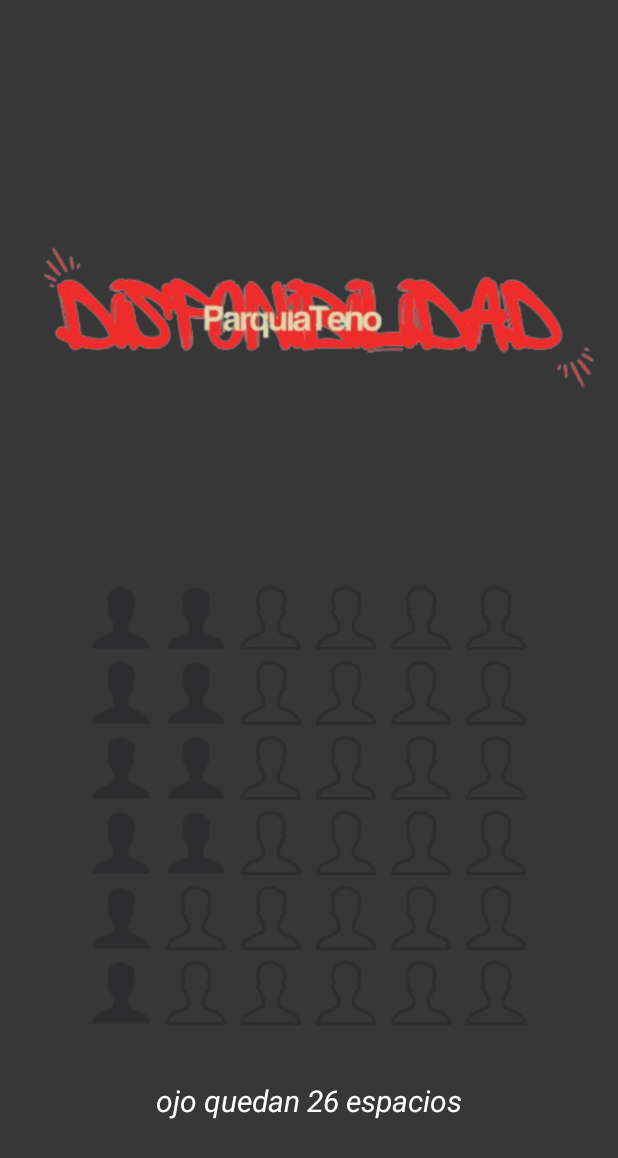
After one commit to ByTENITO/ZeusParking, an Android app: the Disponibilidad screen opened directly, with no data from a screen before it, on a phone screen of 412 x 824 dp. The commit adds this screen. Shown: the top 1158 px of the screen. Run offline under Robolectric (Android 15) with nearby library versions, the phone set to English and light mode, and no system bars.

Commit message:
se creo un nuevo activity en cual se encarga de mostrale la disponibilidad del parqueadero al usuario

```diff
--- /dev/null
+++ b/app/src/main/java/com/example/parquiatenov10/Disponibilidad.kt
@@ -0,0 +1,29 @@
+package com.example.parquiatenov10
+
+import android.os.Bundle
+import android.widget.RadioButton
+import android.widget.TextView
+import androidx.appcompat.app.AppCompatActivity
+
+    class Disponibilidad : AppCompatActivity() {
+        var cuantos = 10
+        var total = 36
+        var restantes = total-cuantos
+        override fun onCreate(savedInstanceState: Bundle?) {
+            super.onCreate(savedInstanceState)
+            setContentView(R.layout.activity_disponibilidad)
+            for (i in 1..total) {
+                val radioButtonId = resources.getIdentifier("select$i", "id", packageName)
+                val radioButton = findViewById<RadioButton>(radioButtonId)
+                radioButton.isEnabled = false
+            }
+
+            for (i in 1..cuantos) {
+                val radioButtonId = resources.getIdentifier("select$i", "id", packageName)
+                val radioButton = findViewById<RadioButton>(radioButtonId)
+                radioButton.isChecked = true
+            }
+            val textView = findViewById<TextView>(R.id.textView)
+            textView.text = "ojo quedan "+restantes.toString()+" espacios"
+        }
+    }
--- a/app/src/main/java/com/example/parquiatenov10/HomeActivity.kt
+++ b/app/src/main/java/com/example/parquiatenov10/HomeActivity.kt
@@ -16,6 +16,7 @@
     private lateinit var Correo_TV: TextView
     private lateinit var cerrarSesion: Button
     private lateinit var registrarBiciButton: Button // Declara el botón de registrar bici
+    private lateinit var DisponibilidadButton: Button
     private lateinit var entradaButton: Button // Declara el botón Entrada_BTN
 
     override fun onCreate(savedInstanceState: Bundle?) {
@@ -26,6 +27,7 @@
         // Setup
         Correo_TV = findViewById(R.id.Correo_TV) // Referencia al TextView del correo
         cerrarSesion = findViewById(R.id.CerrarSesion)
+        DisponibilidadButton = findViewById(R.id.Disponibilidad_BTN)
         registrarBiciButton = findViewById(R.id.RegistrarBici_BTN) // Referencia al botón de registrar bici
         entradaButton = findViewById(R.id.Entrada_BTN) // Referencia al botón Entrada_BTN
 
@@ -55,6 +57,10 @@
             val intent = Intent(this, EntradaQrActivity::class.java)
             startActivity(intent) // Navegar a EntradaQrActivity
         }
+        DisponibilidadButton.setOnClickListener {
+            val intent = Intent(this, Disponibilidad::class.java)
+            startActivity(intent)
+        }
     }
 
     private fun setup(email: String) {
--- /dev/null
+++ b/app/src/main/res/drawable/radiobutton.xml
@@ -0,0 +1,10 @@
+<?xml version="1.0" encoding="utf-8"?>
+<selector xmlns:android="http://schemas.android.com/apk/res/android">
+
+    <!-- Estado cuando el RadioButton está seleccionado -->
+    <item android:drawable="@drawable/iconoavailability" android:state_checked="false" android:buttonTint="@null"/>
+
+    <!-- Estado cuando el RadioButton NO está seleccionado -->
+    <item android:drawable="@drawable/iconodisabled" android:state_checked="true" android:buttonTint="@null"/>
+
+</selector>
--- /dev/null
+++ b/app/src/main/res/layout/activity_disponibilidad.xml
@@ -0,0 +1,302 @@
+<?xml version="1.0" encoding="utf-8"?>
+<androidx.constraintlayout.widget.ConstraintLayout xmlns:android="http://schemas.android.com/apk/res/android"
+    xmlns:app="http://schemas.android.com/apk/res-auto"
+    xmlns:tools="http://schemas.android.com/tools"
+    android:id="@+id/main"
+    android:layout_width="match_parent"
+    android:layout_height="match_parent"
+    tools:context=".Disponibilidad"
+    android:background="#373737">
+
+    <ImageView
+        android:layout_width="wrap_content"
+        android:layout_height="wrap_content"
+        android:layout_marginBottom="528dp"
+        app:layout_constraintBottom_toBottomOf="parent"
+        app:layout_constraintEnd_toEndOf="parent"
+        app:layout_constraintStart_toStartOf="parent"
+        app:srcCompat="@drawable/availability"/>
+
+    <RadioGroup
+        android:id="@+id/RadioAvailability"
+        android:layout_width="302dp"
+        android:layout_height="309dp"
+        android:orientation="horizontal"
+        app:layout_constraintBottom_toBottomOf="parent"
+        app:layout_constraintEnd_toEndOf="parent"
+        app:layout_constraintHorizontal_bias="0.495"
+        app:layout_constraintStart_toStartOf="parent"
+        app:layout_constraintTop_toTopOf="parent"
+        app:layout_constraintVertical_bias="0.753">
+
+        <LinearLayout
+            android:layout_width="wrap_content"
+            android:layout_height="wrap_content"
+            android:orientation="vertical">
+
+            <RadioButton
+                android:id="@+id/select1"
+                android:layout_width="wrap_content"
+                android:layout_height="wrap_content"
+                android:button="@drawable/radiobutton" />
+
+            <RadioButton
+                android:id="@+id/select2"
+                android:layout_width="wrap_content"
+                android:layout_height="wrap_content"
+                android:button="@drawable/radiobutton" />
+
+            <RadioButton
+                android:id="@+id/select3"
+                android:layout_width="wrap_content"
+                android:layout_height="wrap_content"
+                android:button="@drawable/radiobutton" />
+
+            <RadioButton
+                android:id="@+id/select4"
+                android:layout_width="wrap_content"
+                android:layout_height="wrap_content"
+                android:button="@drawable/radiobutton" />
+
+            <RadioButton
+                android:id="@+id/select5"
+                android:layout_width="wrap_content"
+                android:layout_height="wrap_content"
+                android:button="@drawable/radiobutton" />
+
+            <RadioButton
+                android:id="@+id/select6"
+                android:layout_width="wrap_content"
+                android:layout_height="wrap_content"
+                android:button="@drawable/radiobutton" />
+
+        </LinearLayout>
+
+        <LinearLayout
+            android:layout_width="wrap_content"
+            android:layout_height="wrap_content"
+            android:orientation="vertical">
+
+            <RadioButton
+                android:id="@+id/select7"
+                android:layout_width="wrap_content"
+                android:layout_height="wrap_content"
+                android:button="@drawable/radiobutton" />
+
+            <RadioButton
+                android:id="@+id/select8"
+                android:layout_width="wrap_content"
+                android:layout_height="wrap_content"
+                android:button="@drawable/radiobutton" />
+
+            <RadioButton
+                android:id="@+id/select9"
+                android:layout_width="wrap_content"
+                android:layout_height="wrap_content"
+                android:button="@drawable/radiobutton" />
+
+            <RadioButton
+                android:id="@+id/select10"
+                android:layout_width="wrap_content"
+                android:layout_height="wrap_content"
+                android:button="@drawable/radiobutton" />
+
+            <RadioButton
+                android:id="@+id/select11"
+                android:layout_width="wrap_content"
+                android:layout_height="wrap_content"
+                android:button="@drawable/radiobutton" />
+
+            <RadioButton
+                android:id="@+id/select12"
+                android:layout_width="wrap_content"
+                android:layout_height="wrap_content"
+                android:button="@drawable/radiobutton" />
+        </LinearLayout>
+
+        <LinearLayout
+            android:layout_width="wrap_content"
+            android:layout_height="wrap_content"
+            android:orientation="vertical">
+
+            <RadioButton
+                android:id="@+id/select13"
+                android:layout_width="wrap_content"
+                android:layout_height="wrap_content"
+                android:button="@drawable/radiobutton" />
+
+            <RadioButton
+                android:id="@+id/select14"
+                android:layout_width="wrap_content"
+                android:layout_height="wrap_content"
+                android:button="@drawable/radiobutton" />
+
+            <RadioButton
+                android:id="@+id/select15"
+                android:layout_width="wrap_content"
+                android:layout_height="wrap_content"
+                android:button="@drawable/radiobutton" />
+
+            <RadioButton
+                android:id="@+id/select16"
+                android:layout_width="wrap_content"
+                android:layout_height="wrap_content"
+                android:button="@drawable/radiobutton" />
+
+            <RadioButton
+                android:id="@+id/select17"
+                android:layout_width="wrap_content"
+                android:layout_height="wrap_content"
+                android:button="@drawable/radiobutton" />
+
+            <RadioButton
+                android:id="@+id/select18"
+                android:layout_width="wrap_content"
+                android:layout_height="wrap_content"
+                android:button="@drawable/radiobutton" />
+
+        </LinearLayout>
+
+        <LinearLayout
+            android:layout_width="wrap_content"
+            android:layout_height="wrap_content"
+            android:orientation="vertical">
+
+            <RadioButton
+                android:id="@+id/select19"
+                android:layout_width="wrap_content"
+                android:layout_height="wrap_content"
+                android:button="@drawable/radiobutton" />
+
+            <RadioButton
+                android:id="@+id/select20"
+                android:layout_width="wrap_content"
+                android:layout_height="wrap_content"
+                android:button="@drawable/radiobutton" />
+
+            <RadioButton
+                android:id="@+id/select21"
+                android:layout_width="wrap_content"
+                android:layout_height="wrap_content"
+                android:button="@drawable/radiobutton" />
+
+            <RadioButton
+                android:id="@+id/select22"
+                android:layout_width="wrap_content"
+                android:layout_height="wrap_content"
+                android:button="@drawable/radiobutton" />
+
+            <RadioButton
+                android:id="@+id/select23"
+                android:layout_width="wrap_content"
+                android:layout_height="wrap_content"
+                android:button="@drawable/radiobutton" />
+
+            <RadioButton
+                android:id="@+id/select24"
+                android:layout_width="wrap_content"
+                android:layout_height="wrap_content"
+                android:button="@drawable/radiobutton" />
+        </LinearLayout>
+
+        <LinearLayout
+            android:layout_width="wrap_content"
+            android:layout_height="wrap_content"
+            android:orientation="vertical">
+
+            <RadioButton
+                android:id="@+id/select25"
+                android:layout_width="wrap_content"
+                android:layout_height="wrap_content"
+                android:button="@drawable/radiobutton" />
+
+            <RadioButton
+                android:id="@+id/select26"
+                android:layout_width="wrap_content"
+                android:layout_height="wrap_content"
+                android:button="@drawable/radiobutton" />
+
+            <RadioButton
+                android:id="@+id/select27"
+                android:layout_width="wrap_content"
+                android:layout_height="wrap_content"
+                android:button="@drawable/radiobutton" />
+
+            <RadioButton
+                android:id="@+id/select28"
+                android:layout_width="wrap_content"
+                android:layout_height="wrap_content"
+                android:button="@drawable/radiobutton" />
+
+            <RadioButton
+                android:id="@+id/select29"
+                android:layout_width="wrap_content"
+                android:layout_height="wrap_content"
+                android:button="@drawable/radiobutton" />
+
+            <RadioButton
+                android:id="@+id/select30"
+                android:layout_width="wrap_content"
+                android:layout_height="wrap_content"
+                android:button="@drawable/radiobutton" />
+
+        </LinearLayout>
+
+        <LinearLayout
+            android:layout_width="wrap_content"
+            android:layout_height="wrap_content"
+            android:orientation="vertical">
+
+            <RadioButton
+                android:id="@+id/select31"
+                android:layout_width="wrap_content"
+                android:layout_height="wrap_content"
+                android:button="@drawable/radiobutton" />
+
+            <RadioButton
+                android:id="@+id/select32"
+                android:layout_width="wrap_content"
+                android:layout_height="wrap_content"
+                android:button="@drawable/radiobutton" />
+
+            <RadioButton
+                android:id="@+id/select33"
+                android:layout_width="wrap_content"
+                android:layout_height="wrap_content"
+                android:button="@drawable/radiobutton" />
+
+            <RadioButton
+                android:id="@+id/select34"
+                android:layout_width="wrap_content"
+                android:layout_height="wrap_content"
+                android:button="@drawable/radiobutton" />
+
+            <RadioButton
+                android:id="@+id/select35"
+                android:layout_width="wrap_content"
+                android:layout_height="wrap_content"
+                android:button="@drawable/radiobutton" />
+
+            <RadioButton
+                android:id="@+id/select36"
+                android:layout_width="wrap_content"
+                android:layout_height="wrap_content"
+                android:button="@drawable/radiobutton" />
+        </LinearLayout>
+    </RadioGroup>
+
+    <TextView
+        android:id="@+id/textView"
+        android:layout_width="wrap_content"
+        android:layout_height="wrap_content"
+        android:text="que mas"
+        android:textSize="20dp"
+        android:textColor="#ffffff"
+        android:textStyle="italic"
+        app:layout_constraintBottom_toBottomOf="parent"
+        app:layout_constraintEnd_toEndOf="parent"
+        app:layout_constraintStart_toStartOf="parent"
+        app:layout_constraintTop_toTopOf="parent"
+        app:layout_constraintVertical_bias="0.904" />
+
+</androidx.constraintlayout.widget.ConstraintLayout>
--- a/app/src/main/res/layout/activity_entrada_qr.xml
+++ b/app/src/main/res/layout/activity_entrada_qr.xml
@@ -10,11 +10,12 @@
 
     <ImageView
         android:id="@+id/imageView2"
-        android:layout_width="299dp"
-        android:layout_height="277dp"
-        android:layout_marginBottom="24dp"
+        android:layout_width="188dp"
+        android:layout_height="142dp"
+        android:layout_marginBottom="468dp"
         app:layout_constraintBottom_toBottomOf="parent"
         app:layout_constraintEnd_toEndOf="parent"
+        app:layout_constraintHorizontal_bias="0.497"
         app:layout_constraintStart_toStartOf="parent"
         app:srcCompat="@drawable/usuario" />
 </androidx.constraintlayout.widget.ConstraintLayout>
--- a/app/src/main/res/layout/activity_home.xml
+++ b/app/src/main/res/layout/activity_home.xml
@@ -46,57 +46,73 @@
         android:id="@+id/Correo_TV"
         android:layout_width="wrap_content"
         android:layout_height="wrap_content"
+        android:padding="15sp"
         android:text="TextView"
         android:textSize="20dp"
-        android:padding="15sp"
         app:layout_constraintBottom_toBottomOf="parent"
         app:layout_constraintEnd_toEndOf="parent"
         app:layout_constraintHorizontal_bias="0.498"
         app:layout_constraintStart_toStartOf="parent"
         app:layout_constraintTop_toTopOf="parent"
-        app:layout_constraintVertical_bias="0.428" />
+        app:layout_constraintVertical_bias="0.362" />
+
+    <Button
+        android:id="@+id/Disponibilidad_BTN"
+        android:layout_width="wrap_content"
+        android:layout_height="wrap_content"
+        android:backgroundTint="@drawable/c_boton"
+        android:padding="18sp"
+        android:text="Disponibilidad"
+        android:textColor="#FFFFFF"
+        android:textColorHint="#FFFFFF"
+        android:textSize="18dp"
+        app:layout_constraintBottom_toBottomOf="parent"
+        app:layout_constraintEnd_toEndOf="parent"
+        app:layout_constraintStart_toStartOf="parent"
+        app:layout_constraintTop_toTopOf="parent"
+        app:layout_constraintVertical_bias="0.692" />
 
     <Button
         android:id="@+id/Entrada_BTN"
         android:layout_width="wrap_content"
         android:layout_height="wrap_content"
         android:backgroundTint="@drawable/c_boton"
+        android:padding="18sp"
         android:text="Entrada"
         android:textColor="#FFFFFF"
         android:textColorHint="#FFFFFF"
         android:textSize="18dp"
-        android:padding="18sp"
         app:layout_constraintBottom_toBottomOf="parent"
         app:layout_constraintEnd_toEndOf="parent"
-        app:layout_constraintHorizontal_bias="0.502"
+        app:layout_constraintHorizontal_bias="0.498"
         app:layout_constraintStart_toStartOf="parent"
         app:layout_constraintTop_toTopOf="parent"
-        app:layout_constraintVertical_bias="0.555" />
+        app:layout_constraintVertical_bias="0.453" />
 
     <Button
         android:id="@+id/Salida_BTN"
         android:layout_width="wrap_content"
         android:layout_height="wrap_content"
         android:backgroundTint="@drawable/c_boton"
+        android:padding="18sp"
         android:text="Salida"
         android:textColor="#FFFFFF"
         android:textColorHint="#FFFFFF"
         android:textSize="18dp"
-        android:padding="18sp"
         app:layout_constraintBottom_toBottomOf="parent"
         app:layout_constraintEnd_toEndOf="parent"
-        app:layout_constraintHorizontal_bias="0.502"
+        app:layout_constraintHorizontal_bias="0.498"
         app:layout_constraintStart_toStartOf="parent"
         app:layout_constraintTop_toTopOf="parent"
-        app:layout_constraintVertical_bias="0.688" />
+        app:layout_constraintVertical_bias="0.569" />
 
     <ImageView
         android:id="@+id/Imgusuario"
-        android:layout_width="202dp"
-        android:layout_height="190dp"
+        android:layout_width="190dp"
+        android:layout_height="178dp"
         app:layout_constraintBottom_toBottomOf="parent"
         app:layout_constraintEnd_toEndOf="parent"
-        app:layout_constraintHorizontal_bias="0.459"
+        app:layout_constraintHorizontal_bias="0.506"
         app:layout_constraintStart_toStartOf="parent"
         app:layout_constraintTop_toTopOf="parent"
         app:layout_constraintVertical_bias="0.088" />
```
Also changed, not shown: app/src/main/AndroidManifest.xml (+6 -1 lines), app/src/main/res/drawable/availability.png (added), app/src/main/res/drawable/iconoavailability.png (added), app/src/main/res/drawable/iconodisabled.png (added).
